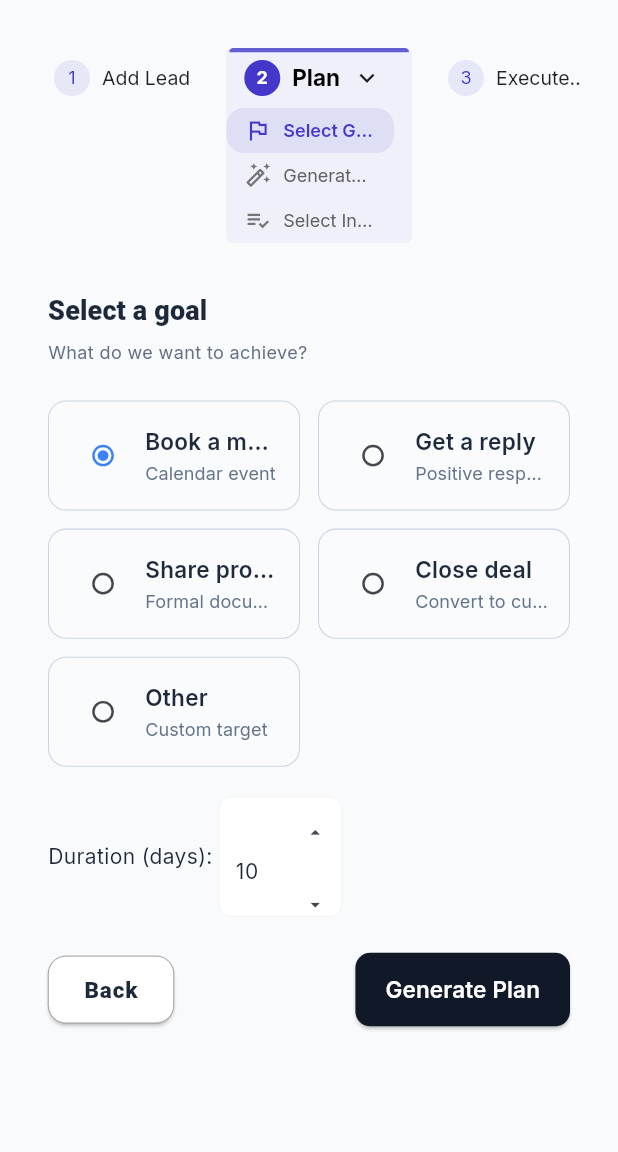
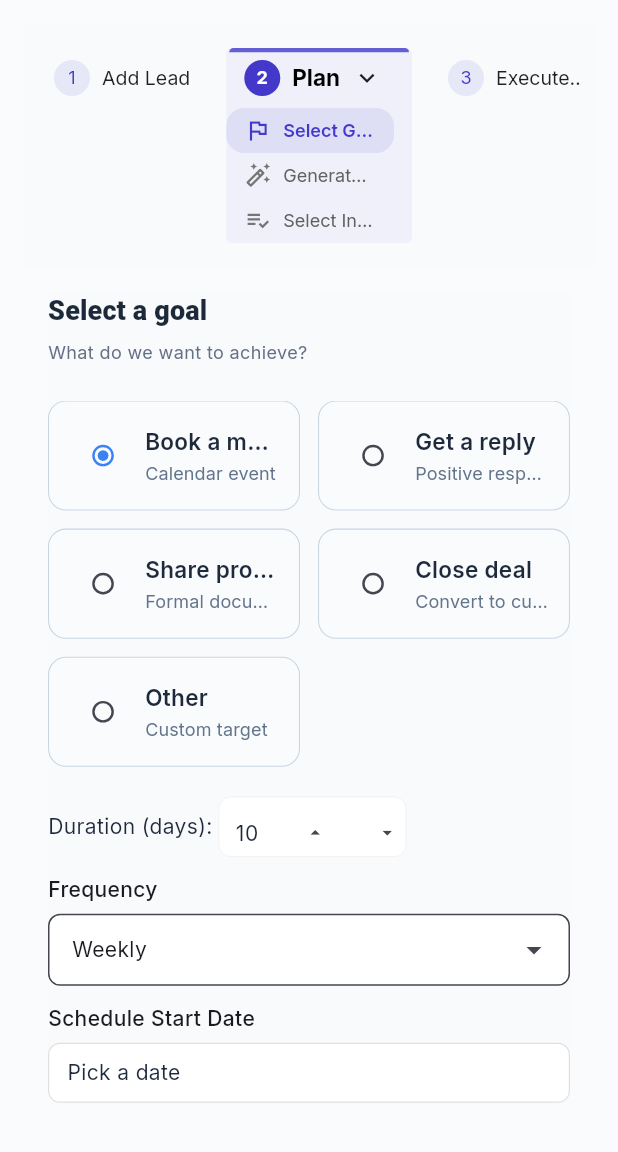
Before and after one commit to DebdaruDG/Network-IT-Lead-Planner-and-Follow-up, a Flutter app: the AddLeadScreen screen opened by its route, after a tap on an icon or button, on a phone screen of 412 x 824 dp, the part 84-1236 px from its top. Run offline on Flutter 3.47's test engine with Material 3 defaults, Android fonts, the phone set to English and light mode, and no system bars; drawn by our look-alikes of dropdown_search, flutter_animate; our stand-ins replace dio, firebase_auth, firebase_core, flutter_riverpod, flutter_styled_toast, go_router and 5 more; accounts and stored records are empty; Roboto replaces fonts that are missing (Manrope); statements that could not run were skipped.

Commit message:
Frequency and Schedule Start Date is fixed

```diff
--- /dev/null
+++ b/lib/core/utils/widgets/date_picker.dart
@@ -0,0 +1,73 @@
+import 'package:flutter/material.dart';
+
+class CalendarDatePickerField extends StatefulWidget {
+  final String label;
+  final DateTime? initialDate;
+  final ValueChanged<DateTime> onChanged;
+
+  const CalendarDatePickerField({
+    super.key,
+    required this.label,
+    this.initialDate,
+    required this.onChanged,
+  });
+
+  @override
+  State<CalendarDatePickerField> createState() =>
+      _CalendarDatePickerFieldState();
+}
+
+class _CalendarDatePickerFieldState extends State<CalendarDatePickerField> {
+  DateTime? _selectedDate;
+
+  @override
+  void initState() {
+    super.initState();
+    _selectedDate = widget.initialDate;
+  }
+
+  @override
+  Widget build(BuildContext context) {
+    return Column(
+      crossAxisAlignment: CrossAxisAlignment.start,
+      children: [
+        Text(
+          widget.label,
+          style: const TextStyle(fontSize: 14, fontWeight: FontWeight.w500),
+        ),
+        const SizedBox(height: 6),
+        InkWell(
+          onTap: () async {
+            final now = DateTime.now();
+            final picked = await showDatePicker(
+              context: context,
+              initialDate: _selectedDate ?? now,
+              firstDate: DateTime(now.year - 1),
+              lastDate: DateTime(now.year + 2),
+            );
+            if (picked != null) {
+              setState(() => _selectedDate = picked);
+              widget.onChanged(picked);
+            }
+          },
+          child: Container(
+            height: 40,
+            padding: const EdgeInsets.symmetric(horizontal: 12),
+            decoration: BoxDecoration(
+              border: Border.all(color: Colors.grey.shade300, width: 0.8),
+              borderRadius: BorderRadius.circular(8),
+              color: Colors.white,
+            ),
+            alignment: Alignment.centerLeft,
+            child: Text(
+              _selectedDate != null
+                  ? "${_selectedDate!.day}/${_selectedDate!.month}/${_selectedDate!.year}"
+                  : "Pick a date",
+              style: const TextStyle(fontSize: 14, color: Color(0xFF1E293B)),
+            ),
+          ),
+        ),
+      ],
+    );
+  }
+}
--- /dev/null
+++ b/lib/core/utils/widgets/searchable_dropdowns.dart
@@ -0,0 +1,96 @@
+import 'package:flutter/material.dart';
+import 'package:dropdown_search/dropdown_search.dart';
+
+class SearchableDropdown extends StatefulWidget {
+  final List<String> items;
+  final String? initialValue;
+  final String label;
+  final ValueChanged<String> onChanged;
+
+  const SearchableDropdown({
+    super.key,
+    required this.items,
+    required this.label,
+    this.initialValue,
+    required this.onChanged,
+  });
+
+  @override
+  State<SearchableDropdown> createState() => _SearchableDropdownState();
+}
+
+class _SearchableDropdownState extends State<SearchableDropdown> {
+  late String? _selectedValue;
+
+  @override
+  void initState() {
+    super.initState();
+    _selectedValue =
+        widget.initialValue ??
+        (widget.items.isNotEmpty ? widget.items.first : null);
+  }
+
+  @override
+  Widget build(BuildContext context) {
+    return Column(
+      crossAxisAlignment: CrossAxisAlignment.start,
+      children: [
+        Text(
+          widget.label,
+          style: const TextStyle(fontSize: 14, fontWeight: FontWeight.w500),
+        ),
+        const SizedBox(height: 6),
+        DropdownSearch<String>(
+          popupProps: PopupProps.menu(
+            showSearchBox: true,
+            searchFieldProps: TextFieldProps(
+              decoration: InputDecoration(
+                hintText: "Search...",
+                prefixIcon: const Icon(Icons.search, size: 18),
+                border: OutlineInputBorder(
+                  borderRadius: BorderRadius.circular(8),
+                ),
+                contentPadding: const EdgeInsets.symmetric(
+                  horizontal: 8,
+                  vertical: 6,
+                ),
+              ),
+            ),
+            menuProps: MenuProps(
+              backgroundColor: Colors.white,
+              borderRadius: BorderRadius.circular(8),
+            ),
+          ),
+          dropdownBuilder: (context, selectedItem) => Text(selectedItem ?? ''),
+          items: (String filter, LoadProps? loadProps) {
+            return widget.items
+                .where(
+                  (item) => item.toLowerCase().contains(filter.toLowerCase()),
+                )
+                .toList();
+          },
+          selectedItem: _selectedValue,
+          onChanged: (value) {
+            if (value != null) {
+              setState(() => _selectedValue = value);
+              widget.onChanged(value);
+            }
+          },
+          decoratorProps: DropDownDecoratorProps(
+            decoration: InputDecoration(
+              border: OutlineInputBorder(
+                borderRadius: BorderRadius.circular(8),
+              ),
+              contentPadding: const EdgeInsets.symmetric(
+                horizontal: 12,
+                vertical: 8,
+              ),
+              filled: true,
+              fillColor: Colors.white,
+            ),
+          ),
+        ),
+      ],
+    );
+  }
+}
--- a/lib/features/lead_creation/data_handling/lead_followup_provider.dart
+++ b/lib/features/lead_creation/data_handling/lead_followup_provider.dart
@@ -15,6 +15,8 @@ class FollowupState {
   final String? emailTemplate;
   final String? linkedinTemplate;
   final String? callTalkingPoint;
+  final String? frequency; // <-- new
+  final DateTime? scheduleStart; // <-- new
 
   FollowupState({
     this.isLoading = false,
@@ -26,6 +28,8 @@ class FollowupState {
     this.emailTemplate,
     this.linkedinTemplate,
     this.callTalkingPoint,
+    this.frequency,
+    this.scheduleStart,
   });
 
   FollowupState copyWith({
@@ -38,6 +42,8 @@ class FollowupState {
     String? emailTemplate,
     String? linkedinTemplate,
     String? callTalkingPoint,
+    String? frequency,
+    DateTime? scheduleStart,
   }) {
     return FollowupState(
       isLoading: isLoading ?? this.isLoading,
@@ -49,6 +55,8 @@ class FollowupState {
       emailTemplate: emailTemplate ?? this.emailTemplate,
       linkedinTemplate: linkedinTemplate ?? this.linkedinTemplate,
       callTalkingPoint: callTalkingPoint ?? this.callTalkingPoint,
+      frequency: frequency ?? this.frequency,
+      scheduleStart: scheduleStart ?? this.scheduleStart,
     );
   }
 
@@ -103,6 +111,12 @@ class FollowupNotifier extends StateNotifier<FollowupState> {
     state = state.copyWith(callTalkingPoint: talkingPoint);
   }
 
+  void updateFrequency(String frequency) =>
+      state = state.copyWith(frequency: frequency);
+
+  void updateScheduleStart(DateTime date) =>
+      state = state.copyWith(scheduleStart: date);
+
   /// Generate followup for a lead using stored state
   Future<void> generateFollowup({required String leadId}) async {
     console.log('state.selectedGoal - ${state.selectedGoal}');
--- /dev/null
+++ b/lib/features/lead_creation/steps/components/frequency_dropdown.dart
@@ -0,0 +1,32 @@
+import 'package:flutter/material.dart';
+import 'package:flutter_riverpod/flutter_riverpod.dart';
+
+import '../../../../core/utils/widgets/searchable_dropdowns.dart';
+import '../../data_handling/lead_followup_provider.dart';
+
+class FrequencyDropdown extends ConsumerWidget {
+  const FrequencyDropdown({super.key});
+
+  static final List<String> _options = [
+    "Daily",
+    "Alternate Day",
+    "Weekly",
+    "Bi-Weekly",
+    "Monthly",
+    "Once",
+  ];
+
+  @override
+  Widget build(BuildContext context, WidgetRef ref) {
+    final selected = ref.watch(followupProvider).frequency ?? "Weekly";
+
+    return SearchableDropdown(
+      items: _options,
+      label: "Frequency",
+      initialValue: selected,
+      onChanged: (val) {
+        ref.read(followupProvider.notifier).updateFrequency(val);
+      },
+    );
+  }
+}
--- /dev/null
+++ b/lib/features/lead_creation/steps/components/schedule_start_date.dart
@@ -0,0 +1,22 @@
+import 'package:flutter/material.dart';
+import 'package:flutter_riverpod/flutter_riverpod.dart';
+
+import '../../../../core/utils/widgets/date_picker.dart';
+import '../../data_handling/lead_followup_provider.dart';
+
+class ScheduleStartDatePicker extends ConsumerWidget {
+  const ScheduleStartDatePicker({super.key});
+
+  @override
+  Widget build(BuildContext context, WidgetRef ref) {
+    final selectedDate = ref.watch(followupProvider).scheduleStart;
+
+    return CalendarDatePickerField(
+      label: "Schedule Start Date",
+      initialDate: selectedDate,
+      onChanged: (val) {
+        ref.read(followupProvider.notifier).updateScheduleStart(val);
+      },
+    );
+  }
+}
--- a/lib/features/lead_creation/steps/step2_select_goal.dart
+++ b/lib/features/lead_creation/steps/step2_select_goal.dart
@@ -6,6 +6,8 @@ import '../data_handling/lead_followup_provider.dart';
 import '../lead_creation_provider.dart';
 import '../step_utils.dart';
 import '../../../core/widgets/app_toast.dart';
+import 'components/frequency_dropdown.dart';
+import 'components/schedule_start_date.dart';
 
 class Step2GoalSelection extends ConsumerStatefulWidget {
   const Step2GoalSelection({super.key});
@@ -86,8 +88,8 @@ class _Step2GoalSelectionState extends ConsumerState<Step2GoalSelection> {
               ),
               const SizedBox(height: 8),
               Container(
-                width: 82,
-                height: 80,
+                width: 125,
+                height: 40,
                 decoration: BoxDecoration(
                   border: Border.all(color: Colors.grey.shade300, width: 0.25),
                   borderRadius: BorderRadius.circular(8),
@@ -98,7 +100,7 @@ class _Step2GoalSelectionState extends ConsumerState<Step2GoalSelection> {
                   children: [
                     SizedBox(
                       width: 40,
-                      height: 30,
+                      height: 60,
                       child: TextField(
                         controller: TextEditingController(
                           text: duration.toString(),
@@ -128,7 +130,8 @@ class _Step2GoalSelectionState extends ConsumerState<Step2GoalSelection> {
                       ),
                     ),
                     SingleChildScrollView(
-                      child: Column(
+                      child: Row(
+                        mainAxisSize: MainAxisSize.min,
                         mainAxisAlignment: MainAxisAlignment.center,
                         children: [
                           IconButton(
@@ -168,6 +171,10 @@ class _Step2GoalSelectionState extends ConsumerState<Step2GoalSelection> {
               ),
             ],
           ),
+          const SizedBox(height: 12),
+          FrequencyDropdown(),
+          const SizedBox(height: 12),
+          ScheduleStartDatePicker(),
           const SizedBox(height: 24),
           Row(
             mainAxisAlignment: MainAxisAlignment.spaceBetween,
--- a/pubspec.yaml
+++ b/pubspec.yaml
@@ -29,6 +29,7 @@ dependencies:
   flutter_spinbox: ^0.13.1
   flutter_animate: ^4.5.2
   lucide_icons: ^0.257.0
+  dropdown_search: ^6.0.2
 
 dev_dependencies:
   flutter_test:
```
Also changed, not shown: pubspec.lock.
